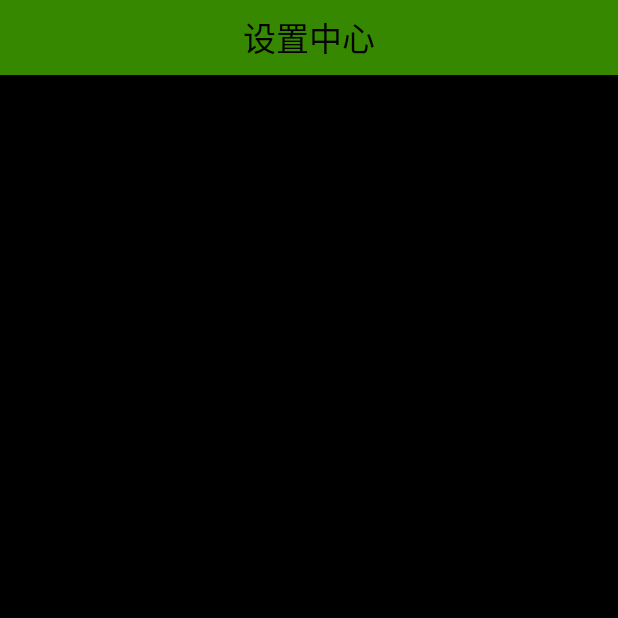
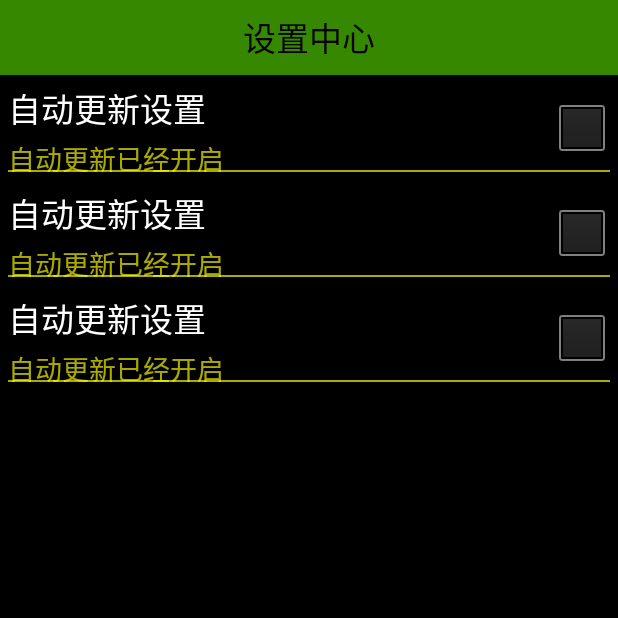
Before and after one commit to esileme/phonemanage, an Android app: the SettingActivity screen opened directly, with no data from a screen before it, on a phone screen of 412 x 824 dp, the top half of it. Run offline under Robolectric (Android 15) with nearby library versions, the phone set to English and light mode, and no system bars.

Commit message:
在设置中心中，利用自定义的textView对象，来调用SettingItemView方法，调用自己配置的xml布局来实现自定义控件

```diff
--- /dev/null
+++ b/PhoneManager/app/src/main/java/com/android/yl/phonemanager/SettingItemView.java
@@ -0,0 +1,37 @@
+package com.android.yl.phonemanager;
+
+import android.content.Context;
+import android.util.AttributeSet;
+import android.view.View;
+import android.widget.RelativeLayout;
+
+/**
+ * 在设置中心中，调用此方法，用来加载视图
+ *
+ * * Created by Administrator on 2016/7/28.
+ */
+public class SettingItemView extends RelativeLayout {
+    public SettingItemView(Context context) {
+        super(context);
+        initView();
+    }
+
+    public SettingItemView(Context context, AttributeSet attrs) {
+        super(context, attrs);
+        initView();
+    }
+
+    public SettingItemView(Context context, AttributeSet attrs, int defStyleAttr) {
+        super(context, attrs, defStyleAttr);
+        initView();
+    }
+
+    public SettingItemView(Context context, AttributeSet attrs, int defStyleAttr, int defStyleRes) {
+        super(context, attrs, defStyleAttr, defStyleRes);
+        initView();
+    }
+
+    private void initView() {
+        View.inflate(getContext(), R.layout.view_setting_item,this);
+    }
+}
--- a/PhoneManager/app/src/main/res/layout/activity_setting.xml
+++ b/PhoneManager/app/src/main/res/layout/activity_setting.xml
@@ -1,12 +1,25 @@
 <?xml version="1.0" encoding="utf-8"?>
-<RelativeLayout xmlns:android="http://schemas.android.com/apk/res/android"
+<LinearLayout xmlns:android="http://schemas.android.com/apk/res/android"
     xmlns:tools="http://schemas.android.com/tools"
     android:layout_width="match_parent"
     android:layout_height="match_parent"
+    android:orientation="vertical"
     tools:context="com.android.yl.phonemanager.SettingActivity">
 
     <TextView
         style="@style/TitleStyle"
-        android:text="设置中心"/>
+        android:text="设置中心" />
 
-</RelativeLayout>
+    <com.android.yl.phonemanager.SettingItemView
+        android:layout_width="match_parent"
+        android:layout_height="wrap_content" />
+    <com.android.yl.phonemanager.SettingItemView
+        android:layout_width="match_parent"
+        android:layout_height="wrap_content"
+        />
+    <com.android.yl.phonemanager.SettingItemView
+        android:layout_width="match_parent"
+        android:layout_height="wrap_content" />
+
+
+</LinearLayout>
--- /dev/null
+++ b/PhoneManager/app/src/main/res/layout/view_setting_item.xml
@@ -0,0 +1,39 @@
+<?xml version="1.0" encoding="utf-8"?>
+<RelativeLayout xmlns:android="http://schemas.android.com/apk/res/android"
+    android:layout_width="match_parent"
+    android:layout_height="70dp"
+    android:padding="5dp">
+
+    <TextView
+        android:id="@+id/tv_title"
+        android:layout_width="wrap_content"
+        android:layout_height="wrap_content"
+        android:text="自动更新设置"
+        android:textColor="#fff"
+        android:textSize="22dp" />
+
+    <TextView
+        android:id="@+id/tv_desc"
+        android:layout_width="wrap_content"
+        android:layout_height="wrap_content"
+        android:layout_below="@id/tv_title"
+        android:layout_marginTop="3dp"
+        android:text="自动更新已经开启"
+        android:textColor="#aff0"
+        android:textSize="18dp" />
+
+    <CheckBox
+        android:id="@+id/cb_status"
+        android:layout_width="wrap_content"
+        android:layout_height="wrap_content"
+        android:layout_alignParentRight="true"
+        android:layout_centerVertical="true" />
+
+    <TextView
+        android:layout_width="match_parent"
+        android:layout_height="1dp"
+        android:layout_alignParentBottom="true"
+        android:background="#aff0" />
+
+
+</RelativeLayout>
```
